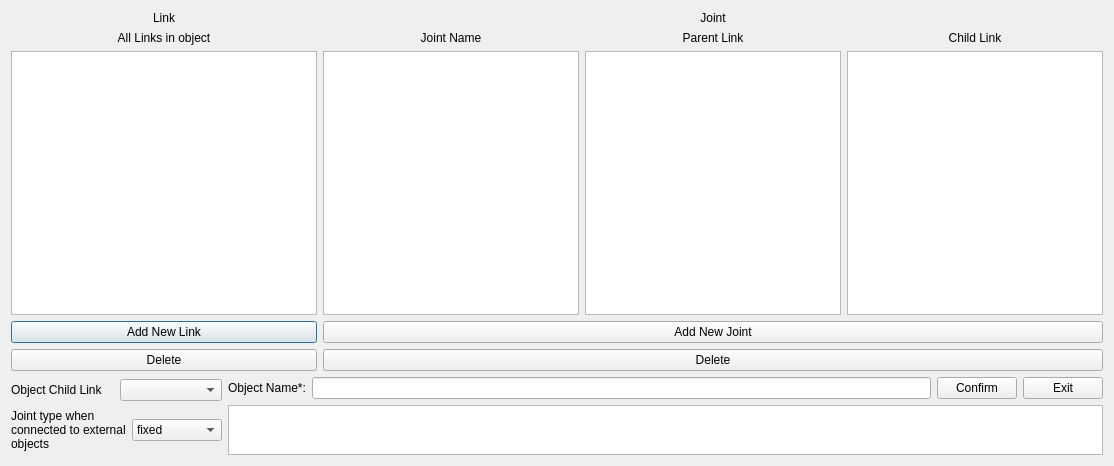
First picture: the form in workcell_builder/workcell_builder/gui/addobject.ui, repository Mukaram01/Easy_Manipulator_Improved, before the edit.
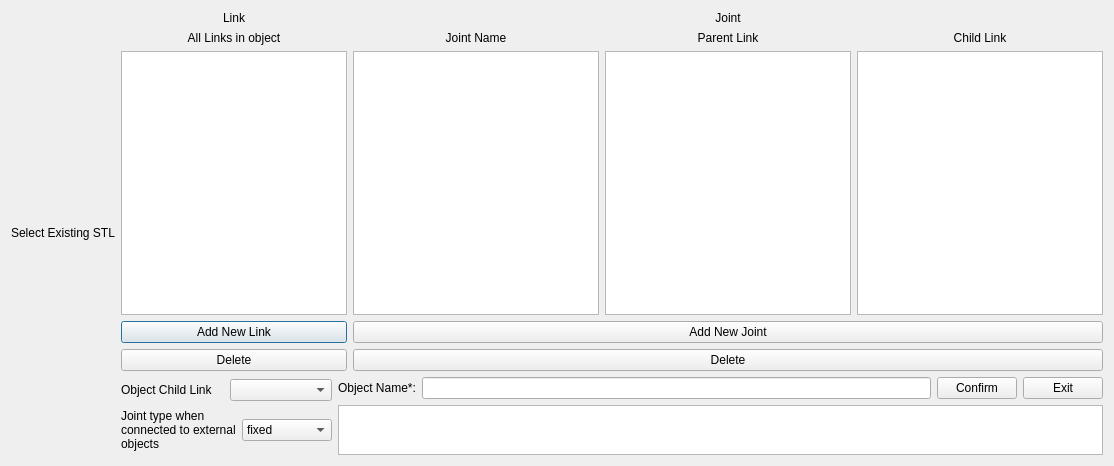
Second picture: the form after the edit.

Commit message: Add workcell builder asset picker discovery scaffolding

The edit to the form file:
```diff
--- a/workcell_builder/workcell_builder/gui/addobject.ui
+++ b/workcell_builder/workcell_builder/gui/addobject.ui
@@ -14,6 +14,13 @@
    <string>Add Object</string>
   </property>
   <layout class="QHBoxLayout" name="horizontalLayout_9">
+   <item>
+    <widget class="QLabel" name="asset_picker_hint">
+     <property name="text">
+      <string>Select Existing STL</string>
+     </property>
+    </widget>
+   </item>
    <item>
     <layout class="QVBoxLayout" name="verticalLayout_10">
      <item>
```
The commit also changes 6 other files.
